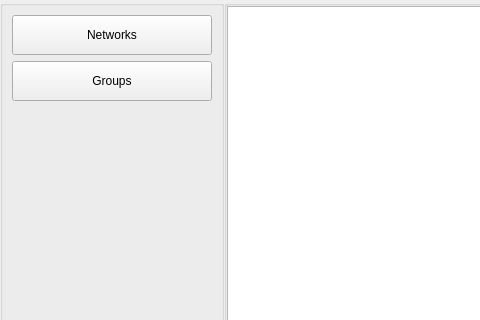
The window that ui02.ui (gsec/eZchat) describes before a commit, drawn with Qt 5; both pictures show x 0 to 480 and y 0 to 320 of the 640 by 480 pixel window.
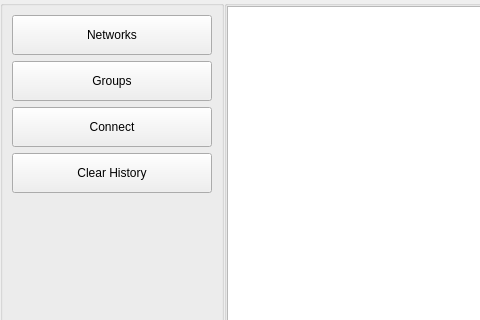
The same window after the commit.

The edit to the form file:
```diff
--- a/ui02.ui
+++ b/ui02.ui
@@ -67,6 +67,38 @@
         </property>
        </widget>
       </item>
+      <item>
+       <widget class="QPushButton" name="pushButton_3">
+        <property name="minimumSize">
+         <size>
+          <width>0</width>
+          <height>40</height>
+         </size>
+        </property>
+        <property name="text">
+         <string>Connect</string>
+        </property>
+       </widget>
+      </item>
+      <item>
+       <widget class="QPushButton" name="pushButton_5">
+        <property name="minimumSize">
+         <size>
+          <width>0</width>
+          <height>40</height>
+         </size>
+        </property>
+        <property name="baseSize">
+         <size>
+          <width>0</width>
+          <height>0</height>
+         </size>
+        </property>
+        <property name="text">
+         <string>Clear History</string>
+        </property>
+       </widget>
+      </item>
       <item>
        <spacer name="verticalSpacer">
         <property name="orientation">
```
